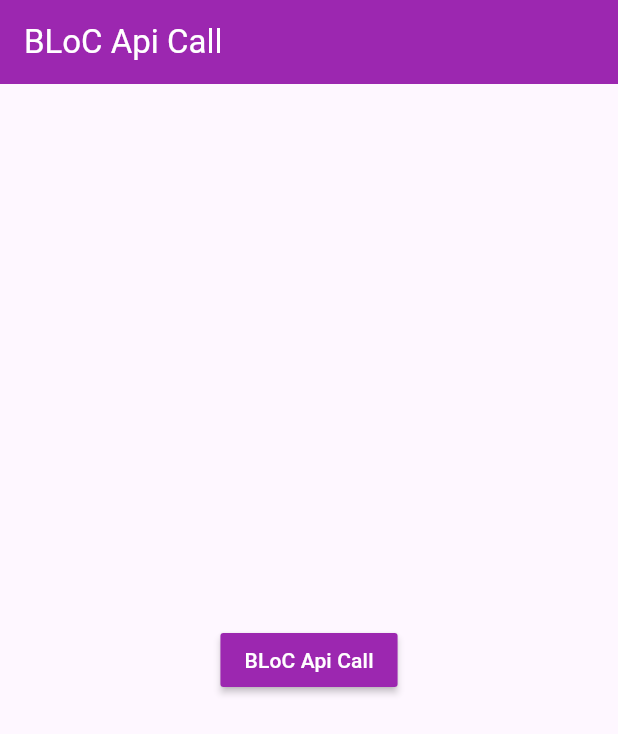
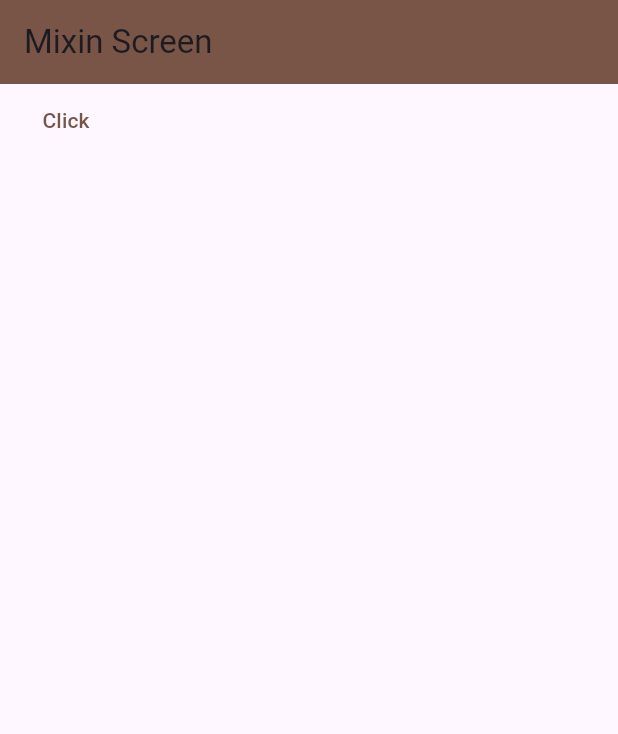
Before and after one commit to kaushalgosaliya5/ProviderApp, a Flutter app: the screen it shows after launch, on a phone screen of 412 x 824 dp. Shown: the top 734 px of the screen. Run offline on Flutter 3.47's test engine with Material 2 defaults, Android fonts, the phone set to English and light mode, and no system bars; our stand-ins replace google_fonts; missing offline and left inert: fancy_animated_button.

Commit message:
add mixin

```diff
--- a/lib/main.dart
+++ b/lib/main.dart
@@ -2,7 +2,7 @@ import 'package:flutter/material.dart';
 import 'package:provider/provider.dart';
 import 'package:provider_app/provider/counter_provider.dart';
 import 'package:provider_app/provider/shopping_card_provider.dart';
-import 'package:provider_app/screen/bloc_screen.dart';
+import 'package:provider_app/screen/mixin_screen.dart';
 import 'package:provider_app/screen/second_page.dart';
 
 void main() {
@@ -34,7 +34,8 @@ class MyApp extends StatelessWidget {
         //'/': (context) => const FutureBuilderScreen(),
         //'/': (context) => const StreamBuilderScreen(),
         //'/': (context) => const GoogleFontsScreen(),
-        '/': (context) => const BLoCScreen(),
+        //'/': (context) => const BLoCScreen(),
+        '/': (context) => const MixinScreen(),
         "/secondScreen": (context) => const SecondScreen(),
       },
     );
--- /dev/null
+++ b/lib/screen/mixin_screen.dart
@@ -0,0 +1,54 @@
+import 'package:flutter/material.dart';
+
+class MixinScreen extends StatefulWidget {
+  const MixinScreen({Key? key}) : super(key: key);
+
+  @override
+  State<MixinScreen> createState() => _MixinScreenState();
+}
+
+mixin CounterIncrease {
+  void increaseCounter() {
+    print("Increase Counter");
+  }
+}
+
+mixin CounterDecrease {
+  void decreaseCounter() {
+    print("Decrease Counter");
+  }
+}
+
+class _MixinScreenState extends State<MixinScreen>
+    with CounterIncrease, CounterDecrease {
+  @override
+  void decreaseCounter() {
+    // TODO: implement decreaseCounter
+    super.decreaseCounter();
+  }
+
+  @override
+  void increaseCounter() {
+    // TODO: implement increaseCounter
+    super.increaseCounter();
+  }
+
+  @override
+  Widget build(BuildContext context) {
+    return Scaffold(
+      appBar: AppBar(
+        backgroundColor: Colors.brown,
+        title: const Text('Mixin Screen'),
+      ),
+      body: Container(
+        child: MaterialButton(
+          onPressed: () {},
+          child: const Text(
+            'Click',
+            style: TextStyle(color: Colors.brown),
+          ),
+        ),
+      ),
+    );
+  }
+}
```
